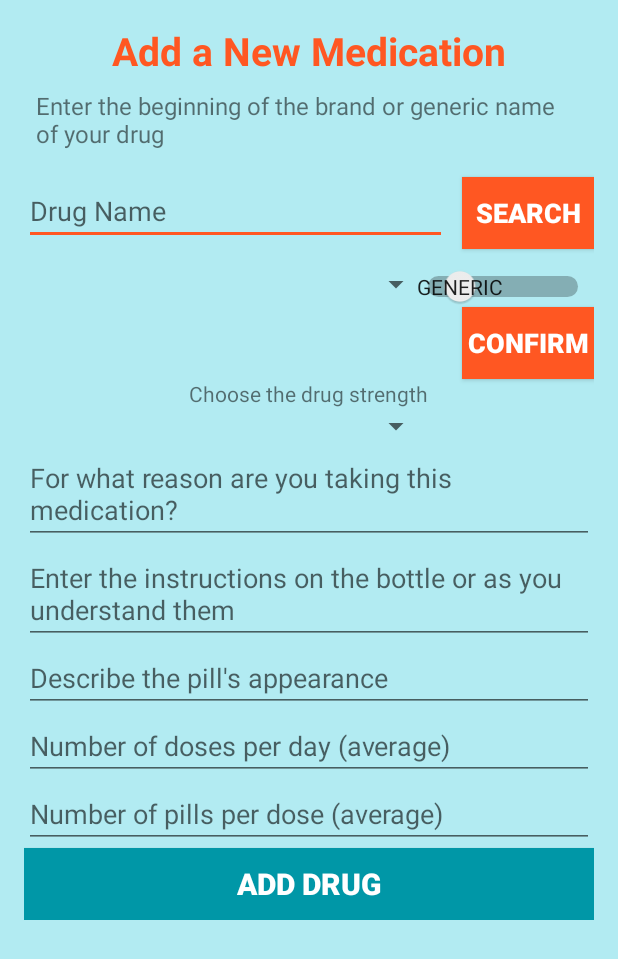
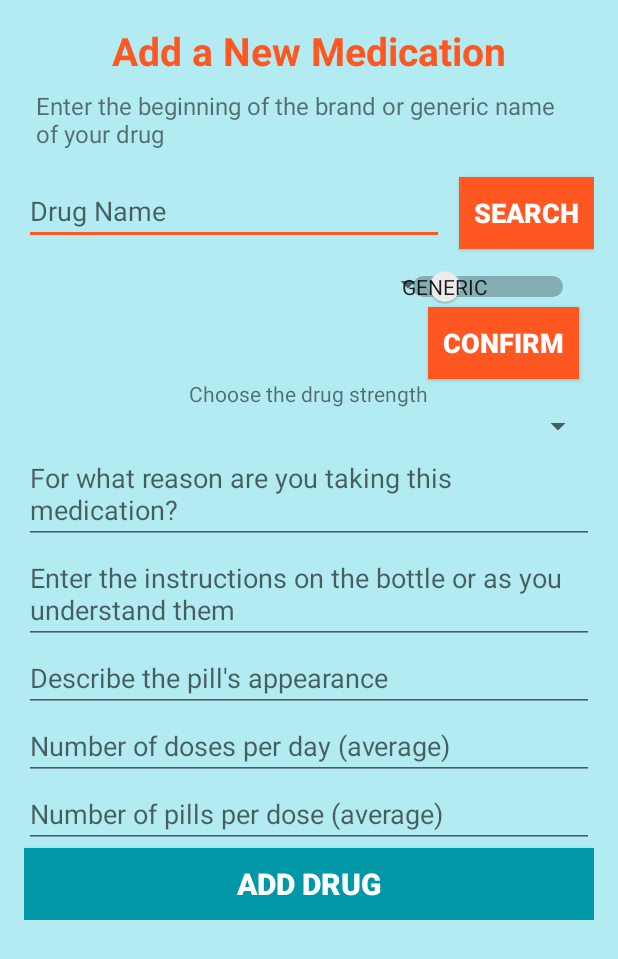
Before and after one commit to arolling/Android-Pill-Tracker, an Android app: the layout activity_new_medication.xml on its own in the app's theme, with its tools: preview values and no code run, on a phone screen of 412 x 824 dp. Shown: the top 959 px of the screen. Run offline under Robolectric (Android 15) with nearby library versions, the light colour scheme and no system bars.

Commit message:
successfully save new prescriptions to database by user

```diff
--- a/app/src/main/java/com/epicodus/pilltracker/Constants.java
+++ b/app/src/main/java/com/epicodus/pilltracker/Constants.java
@@ -14,7 +14,9 @@ public class Constants {
     public static final String MAPI_DOSES_SEARCH = "doses.json";
 
     public static final String FIREBASE_LOCATION_USERS = "users";
+    public static final String FIREBASE_LOCATION_PRESCRIPTIONS = "prescriptions";
     public static final String FIREBASE_PROPERTY_EMAIL = "email";
     public static final String KEY_UID = "UID";
     public static final String FIREBASE_URL_USERS = FIREBASE_URL + "/" + FIREBASE_LOCATION_USERS;
+    public static final String FIREBASE_URL_PRESCRIPTIONS = FIREBASE_URL + "/" + FIREBASE_LOCATION_PRESCRIPTIONS;
 }
--- a/app/src/main/res/layout/activity_new_medication.xml
+++ b/app/src/main/res/layout/activity_new_medication.xml
@@ -66,6 +66,7 @@
                 android:background="@color/colorAccent"
                 android:textStyle="bold"
                 android:textSize="18sp"
+                android:padding="10dp"
                 android:textColor="@color/colorIcons"
                 android:layout_marginLeft="10dp"
                 android:layout_marginStart="10dp"/>
@@ -77,9 +78,8 @@
                 android:layout_below="@+id/drugNameEditText"
                 android:layout_alignParentLeft="true"
                 android:layout_alignParentStart="true"
-                android:layout_marginRight="10dp"
-                android:layout_alignRight="@+id/drugNameEditText"
-                android:layout_alignEnd="@+id/drugNameEditText" />
+                android:layout_toLeftOf="@+id/drugSearchButton"
+                android:layout_toStartOf="@+id/drugSearchButton" />
 
             <Switch
                 android:layout_width="wrap_content"
@@ -104,6 +104,9 @@
                 android:textSize="18sp"
                 android:textColor="@color/colorIcons"
                 android:layout_below="@+id/brandGenericSwitch"
+                android:padding="10dp"
+                android:layout_marginRight="10dp"
+                android:layout_marginEnd="10dp"
                 android:layout_alignParentRight="true"
                 android:layout_alignParentEnd="true" />
 
@@ -120,8 +123,9 @@
                 android:layout_height="wrap_content"
                 android:id="@+id/drugStrengthSpinner"
                 android:layout_below="@+id/strengthInstructions"
-                android:layout_alignRight="@+id/confirmDrugSpinner"
-                android:layout_alignEnd="@+id/confirmDrugSpinner" />
+                android:dropDownWidth="match_parent"
+                android:layout_alignParentRight="true"
+                android:layout_alignParentEnd="true" />
 
             <EditText
                 android:layout_width="match_parent"
--- a/app/src/main/res/layout/activity_new_user.xml
+++ b/app/src/main/res/layout/activity_new_user.xml
@@ -87,7 +87,7 @@
             android:ems="5"
             android:id="@+id/etDoctorName"
             android:singleLine="true"
-            android:layout_row="6"
+            android:layout_row="3"
             android:layout_column="0" />
 
         <EditText
@@ -96,7 +96,7 @@
             android:inputType="phone"
             android:ems="5"
             android:id="@+id/etDoctorPhone"
-            android:layout_row="7"
+            android:layout_row="6"
             android:layout_column="0"
             android:hint="Your Doctor&apos;s Phone Number" />
 
```
Also changed, not shown: app/src/main/java/com/epicodus/pilltracker/models/Prescription.java (+13 -3 lines), app/src/main/java/com/epicodus/pilltracker/ui/NewMedicationActivity.java (+28 -4 lines).
